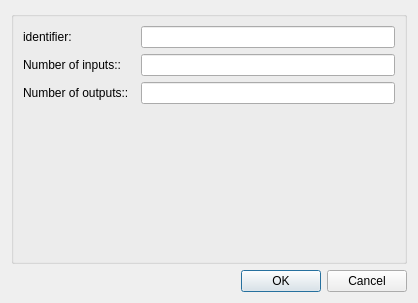
Above: mapclientplugins/userscriptstep/qt/configuredialog.ui from mapclient-plugins/mapclientplugins.userscriptstep before the change. Below: the same form after it.
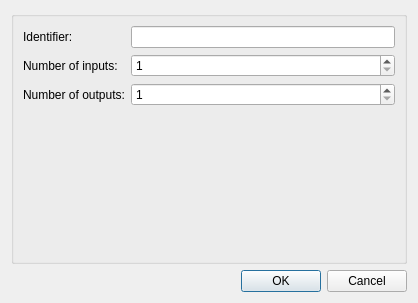
That is the form after the change.

Commit message: Add spin boxes for number of inputs/outputs

```diff
--- a/mapclientplugins/userscriptstep/qt/configuredialog.ui
+++ b/mapclientplugins/userscriptstep/qt/configuredialog.ui
@@ -23,7 +23,7 @@
       <item row="0" column="0">
        <widget class="QLabel" name="label0">
         <property name="text">
-         <string>identifier:  </string>
+         <string>Identifier:</string>
         </property>
        </widget>
       </item>
@@ -34,23 +34,42 @@
       <item row="1" column="0">
        <widget class="QLabel" name="label1">
         <property name="text">
-         <string>Number of inputs::  </string>
+         <string>Number of inputs:</string>
         </property>
        </widget>
       </item>
       <item row="1" column="1">
-       <widget class="QLineEdit" name="lineEdit1"/>
+       <widget class="QSpinBox" name="spinBoxNumberOfInputs">
+        <property name="minimumSize">
+         <size>
+          <width>75</width>
+          <height>0</height>
+         </size>
+        </property>
+        <property name="minimum">
+         <number>1</number>
+        </property>
+       </widget>
       </item>
-
       <item row="2" column="0">
        <widget class="QLabel" name="label2">
         <property name="text">
-         <string>Number of outputs::  </string>
+         <string>Number of outputs:</string>
         </property>
        </widget>
       </item>
       <item row="2" column="1">
-       <widget class="QLineEdit" name="lineEdit2"/>
+       <widget class="QSpinBox" name="spinBoxNumberOfOutputs">
+        <property name="minimumSize">
+         <size>
+          <width>75</width>
+          <height>0</height>
+         </size>
+        </property>
+        <property name="minimum">
+         <number>1</number>
+        </property>
+       </widget>
       </item>
      </layout>
     </widget>
```
Left out of the diff: 3 changed lines with no effect on the pictures. The commit also changes 3 other files.
